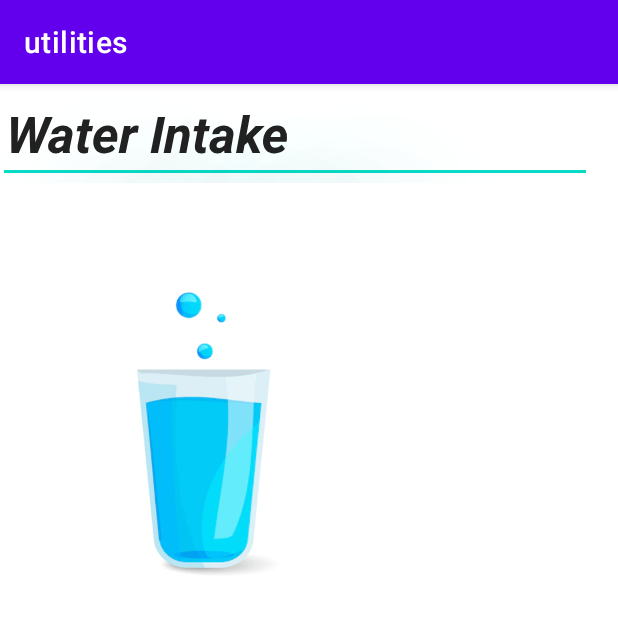
After one commit to shamsknani/utilities, an Android app: the WaterIntake screen opened directly, with no data from a screen before it, on a phone screen of 412 x 824 dp, the top half of it. The commit adds this screen. Run offline under Robolectric (Android 15) with nearby library versions, the phone set to English and light mode, and no system bars.

Commit message:
project first upgrade

```diff
--- a/app/build.gradle
+++ b/app/build.gradle
@@ -30,6 +30,8 @@ android {
 
 dependencies {
 
+    implementation 'com.google.firebase:firebase-analytics'
+    implementation platform('com.google.firebase:firebase-bom:29.2.1')
     implementation 'androidx.appcompat:appcompat:1.3.1'
     implementation 'com.squareup.picasso:picasso:2.71828'
     implementation 'com.google.android.material:material:1.4.0'
--- a/app/src/main/AndroidManifest.xml
+++ b/app/src/main/AndroidManifest.xml
@@ -9,6 +9,12 @@
         android:roundIcon="@mipmap/ic_launcher_round"
         android:supportsRtl="true"
         android:theme="@style/Theme.Utilities">
+        <activity
+            android:name=".WaterIntake"
+            android:exported="true" />
+        <activity
+            android:name=".HeartRate"
+            android:exported="true" />
         <activity
             android:name=".SignupActivity"
             android:exported="true" />
--- a/app/src/main/java/com/example/utilities/Hhcategories.java
+++ b/app/src/main/java/com/example/utilities/HealthStatus.java
@@ -3,7 +3,7 @@ enum Hhcategory {
     Heartrate, water, calorieintake, steps, sleep
 
 }
-public class Hhcategories {
+public class HealthStatus {
     private int weight;
     private int height;
     private String date;
@@ -11,7 +11,7 @@ public class Hhcategories {
     private String name;
     private Hhcategory Category;
 
-    public Hhcategories(int weight, int height, String date, String birthdate, String name, Hhcategory category) {
+    public HealthStatus(int weight, int height, String date, String birthdate, String name, Hhcategory category) {
         this.weight = weight;
         this.height = height;
         this.date = date;
--- /dev/null
+++ b/app/src/main/java/com/example/utilities/WaterIntake.java
@@ -0,0 +1,48 @@
+package com.example.utilities;
+
+import androidx.appcompat.app.AppCompatActivity;
+
+import android.os.Bundle;
+
+import java.util.Scanner;
+
+public class WaterIntake extends AppCompatActivity {
+
+    @Override
+    protected void onCreate(Bundle savedInstanceState) {
+        super.onCreate(savedInstanceState);
+        setContentView(R.layout.activity_water_intake);
+    }
+}
+    /*
+        public static void main(String [] args) throws Exception {
+            Scanner sc = new Scanner(System.in);
+
+            System.out.print("Amount of water your bottle can hold: ");
+            // entering amount of water bottle can hold
+            double litre = sc.nextDouble();
+            System.out.print("How many bottles have you drunk today? : ");
+            // amount of bottles for today
+            double bottles = sc.nextDouble();
+            // calculating water drunk
+            double total = (bottles * litre);
+
+            // result
+            if (bottles == 1) {
+                System.out.print("You've only drunk one bottle today! :(" + "\n");
+            }
+            else {
+                System.out.println("Today, you have drunk " + bottles + " bottles. Which equals to " + total + " liters of water.");
+            }
+
+            // advice
+            if (total < 4) {
+                System.out.println("You did not drink enough water, drink at least 4 liters to stay healthy!");
+            }
+
+            else if (total >= 4) {
+                System.out.println("Good job! You've drunk enough water today! :)");}
+
+        }}
+
+     */
--- /dev/null
+++ b/app/src/main/res/layout/activity_water_intake.xml
@@ -0,0 +1,45 @@
+<?xml version="1.0" encoding="utf-8"?>
+<androidx.constraintlayout.widget.ConstraintLayout xmlns:android="http://schemas.android.com/apk/res/android"
+    xmlns:app="http://schemas.android.com/apk/res-auto"
+    xmlns:tools="http://schemas.android.com/tools"
+    android:id="@+id/WaterIntake"
+    android:layout_width="match_parent"
+    android:layout_height="match_parent"
+    android:background="#00009688"
+    android:contextClickable="false"
+    android:outlineProvider="paddedBounds"
+    tools:context=".WaterIntake">
+
+    <ImageView
+        android:id="@+id/imageView2"
+        android:layout_width="270dp"
+        android:layout_height="454dp"
+        android:foregroundTint="#009688"
+        app:srcCompat="@drawable/glass"
+        tools:layout_editor_absoluteX="70dp"
+        tools:layout_editor_absoluteY="-20dp" />
+
+    <EditText
+        android:id="@+id/editTextTextPersonName"
+        style="@style/Widget.AppCompat.AutoCompleteTextView"
+        android:layout_width="wrap_content"
+        android:layout_height="wrap_content"
+        android:drawableTint="#009688"
+        android:ems="10"
+        android:foregroundTint="#009688"
+        android:inputType="textPersonName"
+        android:rotationX="6"
+        android:shadowColor="#009688"
+        android:shadowDx="100"
+        android:shadowDy="100"
+        android:shadowRadius="100"
+        android:singleLine="true"
+        android:text="Water Intake"
+        android:textAppearance="@style/TextAppearance.AppCompat.Display1"
+        android:textDirection="firstStrong"
+        android:textStyle="normal|bold|italic"
+        tools:layout_editor_absoluteX="93dp"
+        tools:layout_editor_absoluteY="43dp"
+        tools:text="Water Intake" />
+
+</androidx.constraintlayout.widget.ConstraintLayout>
```
Also changed, not shown: app/src/main/java/com/example/utilities/AdapterHealthStatus.java (added, +15 -0 lines), app/src/main/java/com/example/utilities/AddHealthStatus.java (+6 -1 lines), app/src/main/java/com/example/utilities/HeartRate.java (added, +16 -0 lines), app/src/main/java/com/example/utilities/MainActivity.java (+13 -1 lines), app/src/main/res/drawable/circle.xml (added, +44 -0 lines), app/src/main/res/layout/activity_add_health_status.xml (+42 -16 lines), app/src/main/res/layout/activity_heart_rate.xml (added, +54 -0 lines), app/src/main/res/layout/activity_main.xml (+46 -19 lines), app/src/main/res/layout/activity_signup.xml (+18 -9 lines), app/src/main/res/drawable-ldltr/glass.webp (added), app/src/main/res/drawable/cardiology.png (added), 1 other file.
